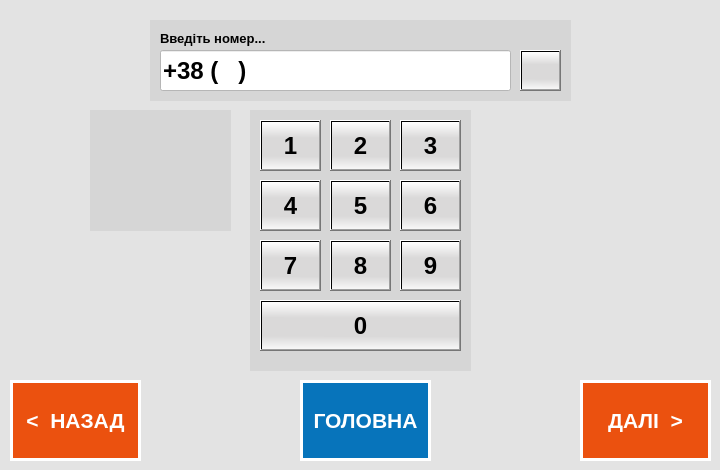
Qt form dialognumpad.ui (Normandez/LM) before a commit.
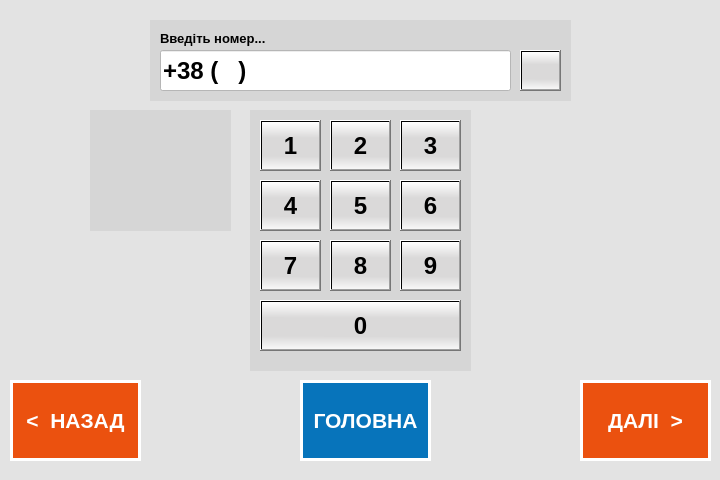
The same form after that commit. Icons and pictures are not drawn.

```diff
--- a/dialognumpad.ui
+++ b/dialognumpad.ui
@@ -7,9 +7,21 @@
     <x>0</x>
     <y>0</y>
     <width>720</width>
-    <height>470</height>
+    <height>480</height>
    </rect>
   </property>
+  <property name="minimumSize">
+   <size>
+    <width>720</width>
+    <height>480</height>
+   </size>
+  </property>
+  <property name="maximumSize">
+   <size>
+    <width>720</width>
+    <height>480</height>
+   </size>
+  </property>
   <property name="windowTitle">
    <string>Dialog</string>
   </property>
```
